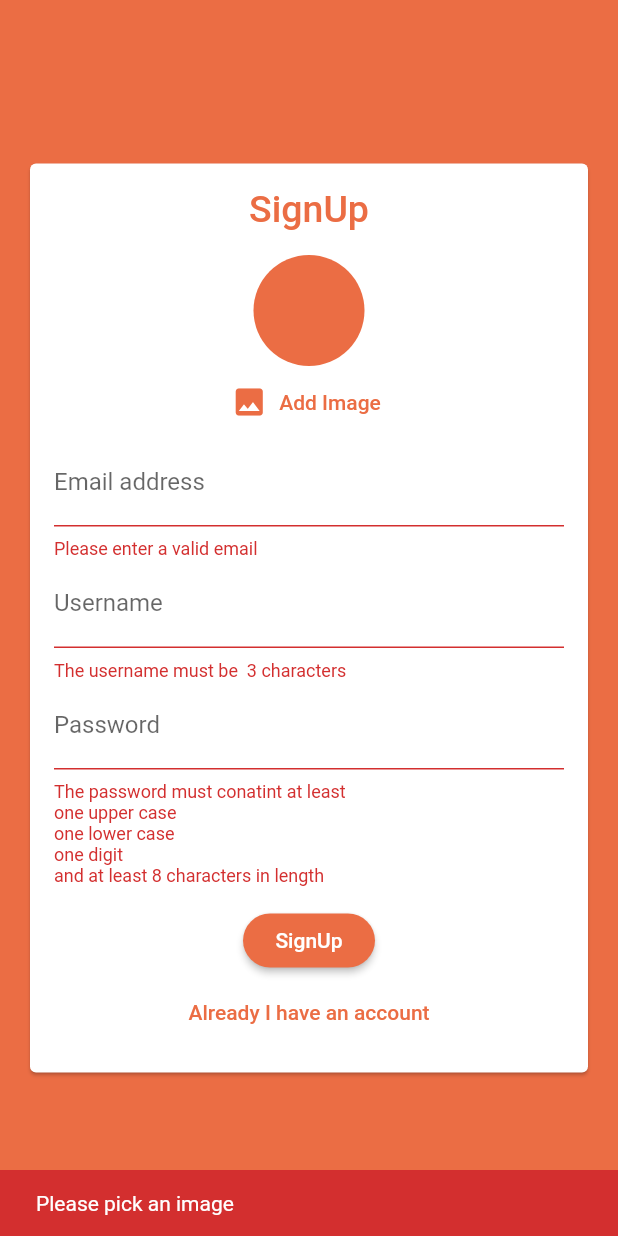
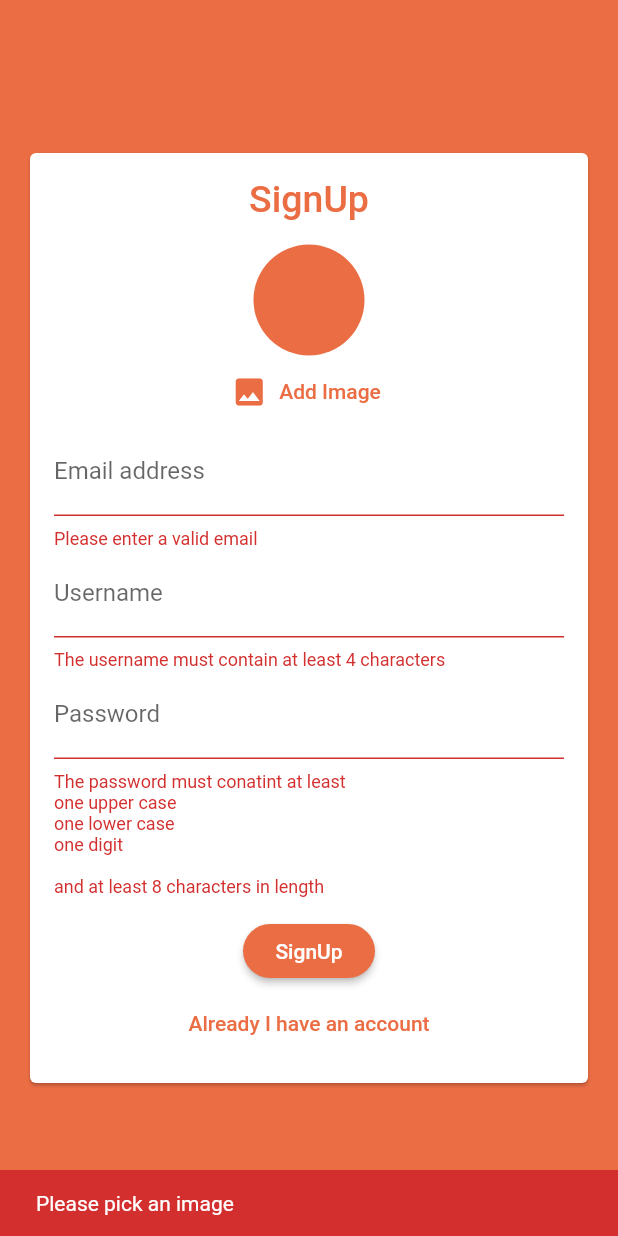
Before and after one commit to GhaidaAlomran/InstaYumTest, a Flutter app: the screen it shows after launch, after a tap on "SignUp", on a phone screen of 412 x 824 dp. Run offline on Flutter 3.47's test engine with Material 2 defaults, Android fonts, the light colour scheme and no system bars; our stand-ins replace cloud_firestore, firebase_auth, firebase_core, firebase_storage, image_picker; accounts and stored records are empty.

Commit message:
version 2 (adding profile +username)

```diff
--- a/lib/main.dart
+++ b/lib/main.dart
@@ -2,14 +2,22 @@ import 'package:firebase_auth/firebase_auth.dart';
 import 'package:flutter/material.dart';
 import 'package:instayum/screen/auth_screen.dart';
 import 'package:instayum/screen/profile_screen.dart';
+import 'package:firebase_core/firebase_core.dart';
 
-void main() {
+void main() async {
+  WidgetsFlutterBinding.ensureInitialized();
+  await Firebase.initializeApp();
   runApp(MyApp());
 }
 
 class MyApp extends StatelessWidget {
+  final Future<FirebaseApp> _initialization = Firebase.initializeApp();
+
   @override
   Widget build(BuildContext context) {
+    return FutureBuilder(
+        future: _initialization,
+        builder: (context, appSnapshot) {
           return MaterialApp(
             debugShowCheckedModeBanner: false,
             title: 'Flutter Demo',
@@ -27,8 +35,10 @@ class MyApp extends StatelessWidget {
               ),
             ),
             // the onAuthStateChanged such as change when the user creat new account or login
-      home: StreamBuilder(
-          stream: FirebaseAuth.instance.onAuthStateChanged,
+            home: appSnapshot.connectionState != ConnectionState.done
+                ? AuthScreen()
+                : StreamBuilder(
+                    stream: FirebaseAuth.instance.authStateChanges(),
                     builder: (ctx, userSnapshot) {
                       if (userSnapshot.hasData) {
                         // it mean he is authintecated
@@ -37,5 +47,6 @@ class MyApp extends StatelessWidget {
                       return AuthScreen(); //otherwise he does not have an accoun and return him to authScreen
                     }),
           );
+        });
   }
 }
--- a/lib/widget/auth/auth_form.dart
+++ b/lib/widget/auth/auth_form.dart
@@ -136,7 +136,7 @@ class _AuthFormState extends State<AuthFrom> {
                           if (value.isEmpty ||
                               !isValiedUsername(value) ||
                               value.length < 4) {
-                            return "The username must be  3 characters";
+                            return "The username must contain at least 4 characters";
                           }
                           return null;
                         },
@@ -149,7 +149,7 @@ class _AuthFormState extends State<AuthFrom> {
                       key: ValueKey("password"),
                       validator: (value) {
                         if (value.isEmpty || !isValiedPassword(value)) {
-                          return "The password must conatint at least \none upper case \none lower case \none digit \nand at least 8 characters in length";
+                          return "The password must conatint at least \none upper case \none lower case \none digit \n \nand at least 8 characters in length";
                         }
                         return null;
                       },
--- a/lib/widget/pickers/user_image_picker.dart
+++ b/lib/widget/pickers/user_image_picker.dart
@@ -1,5 +1,4 @@
 import 'dart:io';
-
 import 'package:flutter/material.dart';
 import 'package:image_picker/image_picker.dart';
 
```
Also changed, not shown: lib/screen/auth_screen.dart (+7 -6 lines), lib/screen/profile_screen.dart (+91 -26 lines), pubspec.yaml (+6 -3 lines), pubspec.lock. Lines whose indentation alone changed are shown as unchanged.
